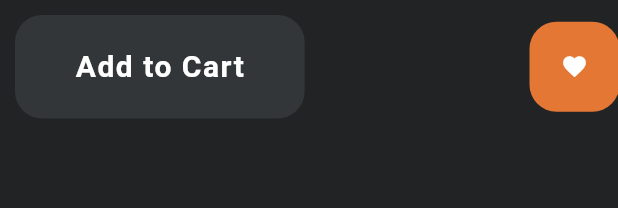
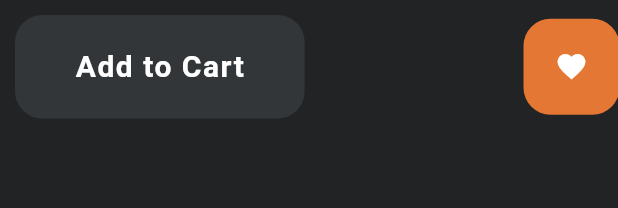
Before and after one commit to ali72-20/cafa_app, a Flutter app: the BottomRowButtons widget shown alone on an empty page, opened directly, on a phone screen of 412 x 824 dp. Shown: the top 208 px of the screen. Run offline on Flutter 3.47's test engine with Material 3 defaults, Android fonts, the phone set to English and light mode, and no system bars; our stand-ins replace go_router, google_fonts, lottie.

Commit message:
set favourite color in listener

```diff
--- a/lib/feature/single_item/presentation_layer/widgets/bottom_row_buttons.dart
+++ b/lib/feature/single_item/presentation_layer/widgets/bottom_row_buttons.dart
@@ -2,12 +2,18 @@ import 'package:flutter/material.dart';
 import '../../../../core/Style.dart';
 import '../../../../core/colors.dart';
 
-class BottomRowButtons extends StatelessWidget {
+class BottomRowButtons extends StatefulWidget {
   const BottomRowButtons({super.key});
 
   @override
+  State<BottomRowButtons> createState() => _BottomRowButtonsState();
+}
+
+class _BottomRowButtonsState extends State<BottomRowButtons> {
+  Color favouriteIconColor = Colors.white;
+  @override
   Widget build(BuildContext context) {
-    return     SizedBox(
+    return  SizedBox(
       width: MediaQuery.of(context).size.width,
       child: Row(
         mainAxisAlignment: MainAxisAlignment.spaceBetween,
@@ -47,10 +53,17 @@ class BottomRowButtons extends StatelessWidget {
                 )
               ],
             ),
-            child: const Icon(
-              Icons.favorite,
-              size: 18,
-              color: Colors.white,
+            child: InkWell(
+              onTap: (){
+                setState(() {
+                  favouriteIconColor = favouriteIconColor == Colors.white ? Colors.red : Colors.white;
+                });
+              },
+              child:  Icon(
+                Icons.favorite,
+                size: 22,
+                color: favouriteIconColor,
+              ),
             ),
           ),
         ],
```
